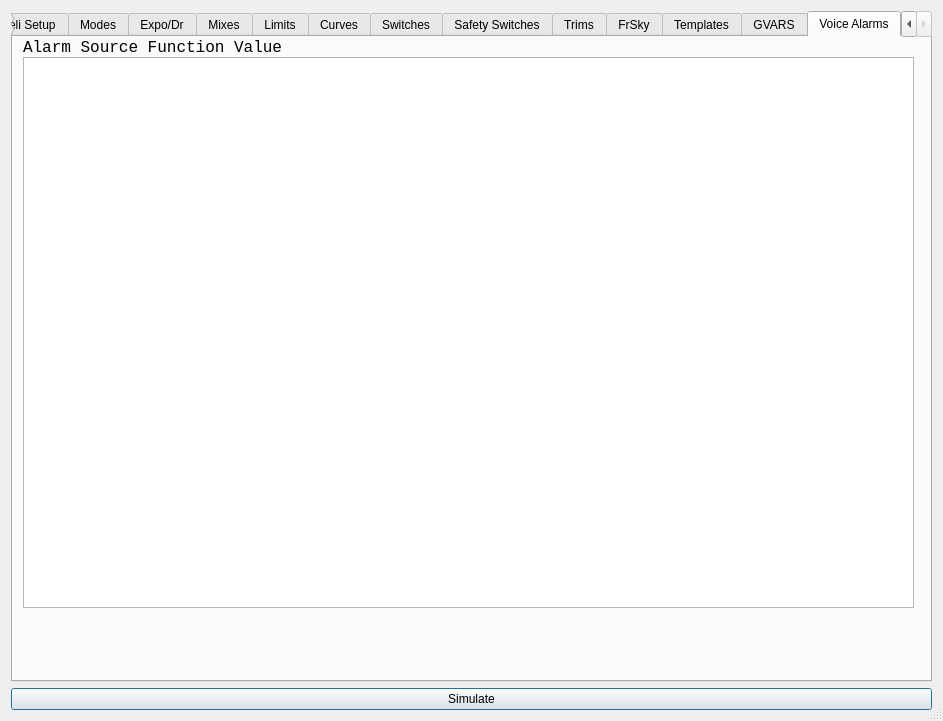
This is eepe/eepe/src/modeledit.ui in MikeBland/mbtx as Qt 5 draws it before an edit. The edited form follows.
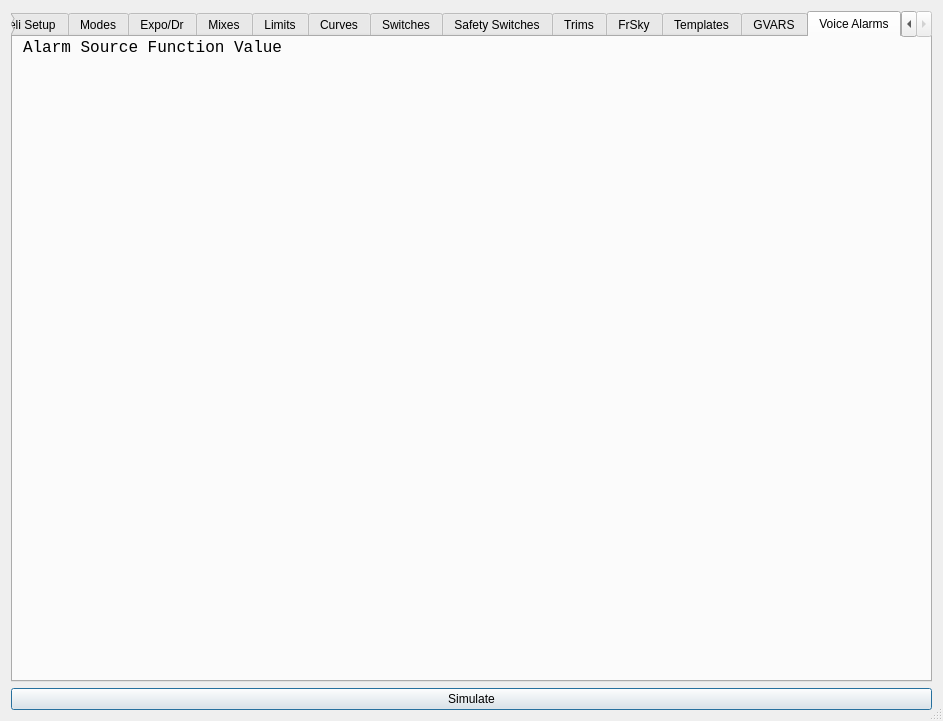
This is the edited form. The open tabs and pages were chosen to show the change. Icons and pictures are not drawn.

The edit to the form file:
```diff
--- a/eepe/eepe/src/modeledit.ui
+++ b/eepe/eepe/src/modeledit.ui
@@ -13477,15 +13477,16 @@
         <string>Alarm Source Function Value</string>
        </property>
       </widget>
-      <widget class="QListWidget" name="VoiceAlarmList">
+      <widget class="QWidget" name="gridLayoutWidget_2">
        <property name="geometry">
         <rect>
          <x>10</x>
-         <y>20</y>
+         <y>30</y>
          <width>891</width>
-         <height>551</height>
+         <height>601</height>
         </rect>
        </property>
+       <layout class="QGridLayout" name="voiceLayout"/>
       </widget>
      </widget>
     </widget>
```
